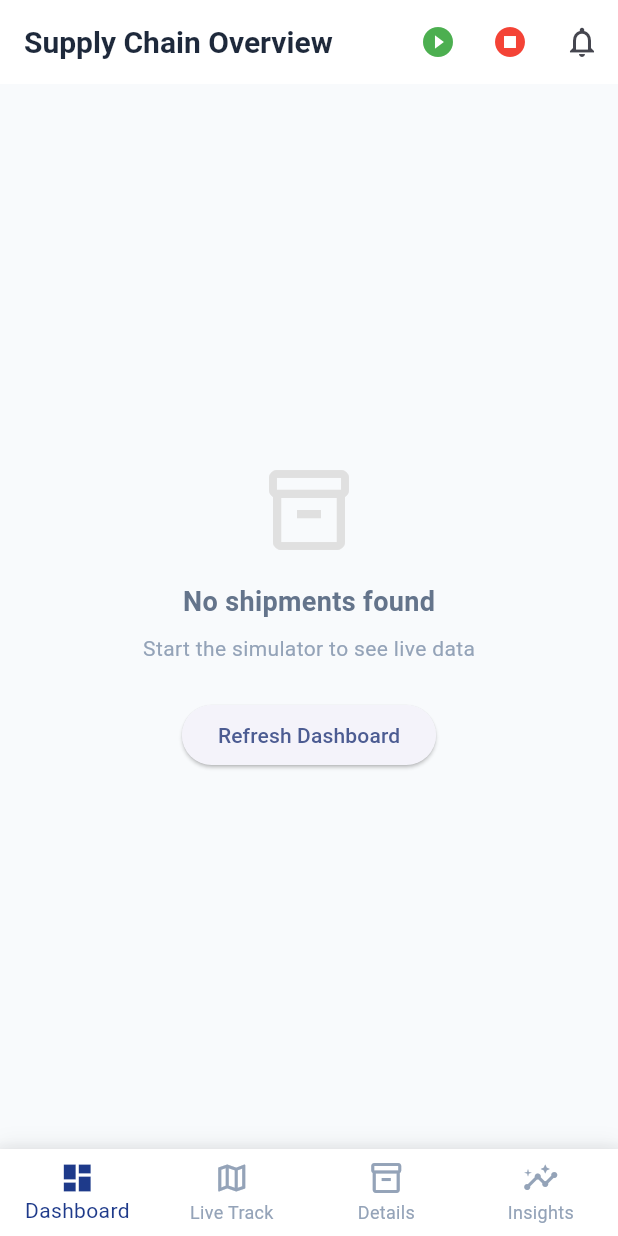
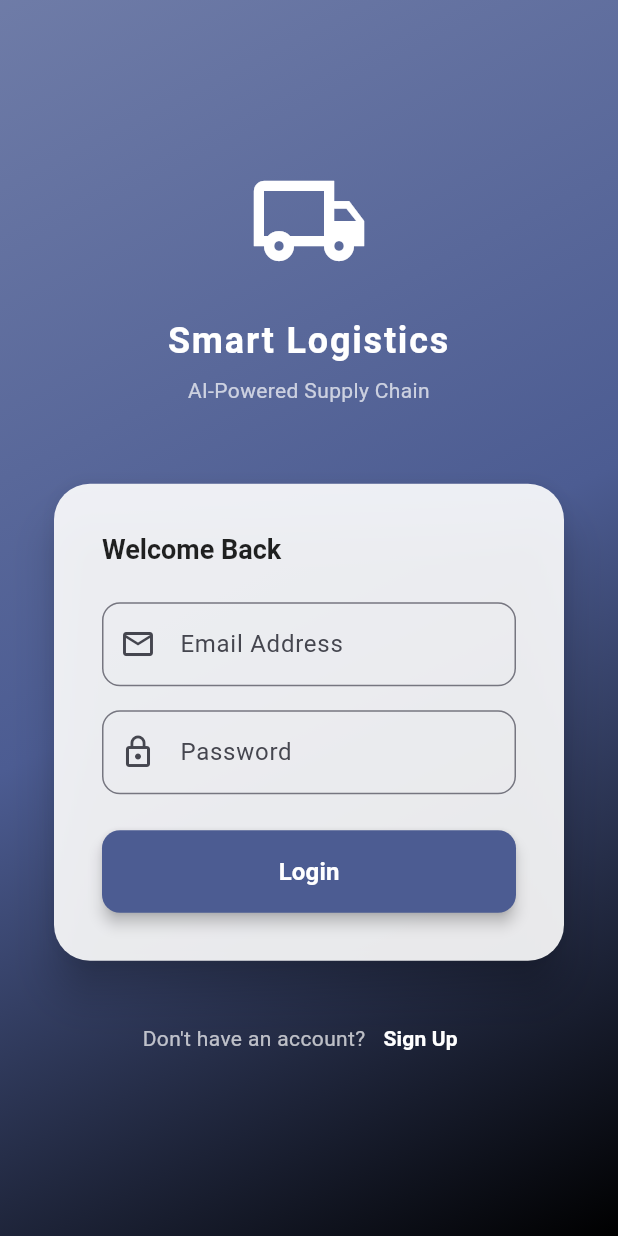
Before and after one commit to Ragavendra0604/Smart-Supply-Chain-Management, a Flutter app: the screen it shows after launch, on a phone screen of 412 x 824 dp. Run offline on Flutter 3.47's test engine with Material 3 defaults, Android fonts, the phone set to English and light mode, and no system bars; our stand-ins replace cloud_firestore, firebase_auth, firebase_core, google_maps_flutter; accounts and stored records are empty.

Commit message:
feat: transform prototype to production-grade AI logistics system
- Replaced rule-based logic with real RandomForest ML model for delay prediction
- Implemented Firebase Authentication middleware in API Gateway
- Transitions to event-driven architecture with async analysis
- Implemented data pipeline for prediction logging and retraining
- Added premium Login and Signup screens in Flutter
- Secured frontend-backend communication with Bearer tokens
- Modernized simulator to use events and authenticated requests

```diff
--- /dev/null
+++ b/frontend/lib/controllers/auth_controller.dart
@@ -0,0 +1,64 @@
+import 'package:flutter/material.dart';
+import 'package:firebase_auth/firebase_auth.dart';
+import '../services/auth_service.dart';
+
+class AuthController extends ChangeNotifier {
+  final AuthService _authService;
+  User? _user;
+  bool _isLoading = false;
+  String? _error;
+
+  AuthController({required AuthService authService}) : _authService = authService {
+    _authService.authStateChanges.listen((User? user) {
+      _user = user;
+      notifyListeners();
+    });
+  }
+
+  User? get user => _user;
+  bool get isAuthenticated => _user != null;
+  bool get isLoading => _isLoading;
+  String? get error => _error;
+
+  Future<bool> login(String email, String password) async {
+    _setLoading(true);
+    _error = null;
+    try {
+      await _authService.signIn(email, password);
+      _setLoading(false);
+      return true;
+    } catch (e) {
+      _error = e.toString();
+      _setLoading(false);
+      return false;
+    }
+  }
+
+  Future<bool> signup(String email, String password) async {
+    _setLoading(true);
+    _error = null;
+    try {
+      await _authService.signUp(email, password);
+      _setLoading(false);
+      return true;
+    } catch (e) {
+      _error = e.toString();
+      _setLoading(false);
+      return false;
+    }
+  }
+
+  Future<void> logout() async {
+    await _authService.signOut();
+  }
+
+  void _setLoading(bool value) {
+    _isLoading = value;
+    notifyListeners();
+  }
+
+  void clearError() {
+    _error = null;
+    notifyListeners();
+  }
+}
--- a/frontend/lib/main.dart
+++ b/frontend/lib/main.dart
@@ -10,6 +10,9 @@ import 'services/ai_service.dart';
 import 'services/api_service.dart';
 import 'services/firebase_service.dart';
 import 'services/location_service.dart';
+import 'services/auth_service.dart';
+import 'controllers/auth_controller.dart';
+import 'modules/auth/login_screen.dart';
 
 Future<void> main() async {
   WidgetsFlutterBinding.ensureInitialized();
@@ -20,7 +23,8 @@ Future<void> main() async {
     );
   }
 
-  final apiService = ApiService();
+  final authService = AuthService();
+  final apiService = ApiService(getToken: authService.getIdToken);
   final firebaseService = FirebaseService();
   final aiService = AiService(apiService);
   final locationService = LocationService(apiService);
@@ -28,6 +32,9 @@ Future<void> main() async {
   runApp(
     MultiProvider(
       providers: [
+        ChangeNotifierProvider(
+          create: (_) => AuthController(authService: authService),
+        ),
         ChangeNotifierProvider(
           create: (_) => DashboardController(
             apiService: apiService,
@@ -51,7 +58,22 @@ class LogisticsDashboardApp extends StatelessWidget {
       title: 'Smart Logistics',
       debugShowCheckedModeBanner: false,
       theme: AppTheme.light,
-      home: const MainNavigationWrapper(),
+      home: const AuthWrapper(),
     );
   }
 }
+
+class AuthWrapper extends StatelessWidget {
+  const AuthWrapper({super.key});
+
+  @override
+  Widget build(BuildContext context) {
+    final authController = context.watch<AuthController>();
+
+    if (authController.isAuthenticated) {
+      return const MainNavigationWrapper();
+    } else {
+      return const LoginScreen();
+    }
+  }
+}
--- /dev/null
+++ b/frontend/lib/modules/auth/login_screen.dart
@@ -0,0 +1,220 @@
+import 'package:flutter/material.dart';
+import 'package:provider/provider.dart';
+import '../../controllers/auth_controller.dart';
+import 'signup_screen.dart';
+
+class LoginScreen extends StatefulWidget {
+  const LoginScreen({super.key});
+
+  @override
+  State<LoginScreen> createState() => _LoginScreenState();
+}
+
+class _LoginScreenState extends State<LoginScreen> {
+  final _emailController = TextEditingController();
+  final _passwordController = TextEditingController();
+  final _formKey = GlobalKey<FormState>();
+
+  @override
+  void dispose() {
+    _emailController.dispose();
+    _passwordController.dispose();
+    super.dispose();
+  }
+
+  void _handleLogin() async {
+    if (_formKey.currentState?.validate() ?? false) {
+      final authController = context.read<AuthController>();
+      final success = await authController.login(
+        _emailController.text.trim(),
+        _passwordController.text,
+      );
+
+      if (!success && mounted) {
+        ScaffoldMessenger.of(context).showSnackBar(
+          SnackBar(
+            content: Text(authController.error ?? 'Login failed'),
+            backgroundColor: Colors.redAccent,
+          ),
+        );
+      }
+    }
+  }
+
+  @override
+  Widget build(BuildContext context) {
+    final authController = context.watch<AuthController>();
+    final theme = Theme.of(context);
+
+    return Scaffold(
+      body: Container(
+        decoration: BoxDecoration(
+          gradient: LinearGradient(
+            begin: Alignment.topLeft,
+            end: Alignment.bottomRight,
+            colors: [
+              theme.primaryColor.withOpacity(0.8),
+              theme.primaryColor,
+              Colors.black,
+            ],
+          ),
+        ),
+        child: Center(
+          child: SingleChildScrollView(
+            padding: const EdgeInsets.all(32.0),
+            child: ConstrainedBox(
+              constraints: const BoxConstraints(maxWidth: 400),
+              child: Column(
+                mainAxisAlignment: MainAxisAlignment.center,
+                crossAxisAlignment: CrossAxisAlignment.stretch,
+                children: [
+                  const Icon(
+                    Icons.local_shipping_outlined,
+                    size: 80,
+                    color: Colors.white,
+                  ),
+                  const SizedBox(height: 24),
+                  Text(
+                    'Smart Logistics',
+                    textAlign: TextAlign.center,
+                    style: theme.textTheme.headlineMedium?.copyWith(
+                      color: Colors.white,
+                      fontWeight: FontWeight.bold,
+                      letterSpacing: 1.2,
+                    ),
+                  ),
+                  const SizedBox(height: 8),
+                  Text(
+                    'AI-Powered Supply Chain',
+                    textAlign: TextAlign.center,
+                    style: theme.textTheme.bodyMedium?.copyWith(
+                      color: Colors.white70,
+                    ),
+                  ),
+                  const SizedBox(height: 48),
+                  Card(
+                    elevation: 12,
+                    shape: RoundedRectangleBorder(
+                      borderRadius: BorderRadius.circular(24),
+                    ),
+                    color: Colors.white.withOpacity(0.9),
+                    child: Padding(
+                      padding: const EdgeInsets.all(32.0),
+                      child: Form(
+                        key: _formKey,
+                        child: Column(
+                          crossAxisAlignment: CrossAxisAlignment.stretch,
+                          children: [
+                            Text(
+                              'Welcome Back',
+                              style: theme.textTheme.titleLarge?.copyWith(
+                                fontWeight: FontWeight.bold,
+                                color: Colors.black87,
+                              ),
+                            ),
+                            const SizedBox(height: 24),
+                            TextFormField(
+                              controller: _emailController,
+                              keyboardType: TextInputType.emailAddress,
+                              decoration: InputDecoration(
+                                labelText: 'Email Address',
+                                prefixIcon: const Icon(Icons.email_outlined),
+                                border: OutlineInputBorder(
+                                  borderRadius: BorderRadius.circular(12),
+                                ),
+                              ),
+                              validator: (value) {
+                                if (value == null || value.isEmpty) {
+                                  return 'Please enter your email';
+                                }
+                                return null;
+                              },
+                            ),
+                            const SizedBox(height: 16),
+                            TextFormField(
+                              controller: _passwordController,
+                              obscureText: true,
+                              decoration: InputDecoration(
+                                labelText: 'Password',
+                                prefixIcon: const Icon(Icons.lock_outline),
+                                border: OutlineInputBorder(
+                                  borderRadius: BorderRadius.circular(12),
+                                ),
+                              ),
+                              validator: (value) {
+                                if (value == null || value.isEmpty) {
+                                  return 'Please enter your password';
+                                }
+                                return null;
+                              },
+                            ),
+                            const SizedBox(height: 24),
+                            ElevatedButton(
+                              onPressed: authController.isLoading ? null : _handleLogin,
+                              style: ElevatedButton.styleFrom(
+                                padding: const EdgeInsets.symmetric(vertical: 16),
+                                shape: RoundedRectangleBorder(
+                                  borderRadius: BorderRadius.circular(12),
+                                ),
+                                backgroundColor: theme.primaryColor,
+                                foregroundColor: Colors.white,
+                                elevation: 4,
+                              ),
+                              child: authController.isLoading
+                                  ? const SizedBox(
+                                      height: 20,
+                                      width: 20,
+                                      child: CircularProgressIndicator(
+                                        strokeWidth: 2,
+                                        color: Colors.white,
+                                      ),
+                                    )
+                                  : const Text(
+                                      'Login',
+                                      style: TextStyle(
+                                        fontSize: 16,
+                                        fontWeight: FontWeight.bold,
+                                      ),
+                                    ),
+                            ),
+                          ],
+                        ),
+                      ),
+                    ),
+                  ),
+                  const SizedBox(height: 24),
+                  Row(
+                    mainAxisAlignment: MainAxisAlignment.center,
+                    children: [
+                      const Text(
+                        "Don't have an account?",
+                        style: TextStyle(color: Colors.white70),
+                      ),
+                      TextButton(
+                        onPressed: () {
+                          Navigator.push(
+                            context,
+                            MaterialPageRoute(
+                              builder: (context) => const SignupScreen(),
+                            ),
+                          );
+                        },
+                        child: const Text(
+                          'Sign Up',
+                          style: TextStyle(
+                            color: Colors.white,
+                            fontWeight: FontWeight.bold,
+                          ),
+                        ),
+                      ),
+                    ],
+                  ),
+                ],
+              ),
+            ),
+          ),
+        ),
+      ),
+    );
+  }
+}
--- /dev/null
+++ b/frontend/lib/services/auth_service.dart
@@ -0,0 +1,39 @@
+import 'package:firebase_auth/firebase_auth.dart';
+
+class AuthService {
+  final FirebaseAuth _auth = FirebaseAuth.instance;
+
+  Stream<User?> get authStateChanges => _auth.authStateChanges();
+
+  User? get currentUser => _auth.currentUser;
+
+  Future<UserCredential> signIn(String email, String password) async {
+    try {
+      return await _auth.signInWithEmailAndPassword(
+        email: email,
+        password: password,
+      );
+    } catch (e) {
+      rethrow;
+    }
+  }
+
+  Future<UserCredential> signUp(String email, String password) async {
+    try {
+      return await _auth.createUserWithEmailAndPassword(
+        email: email,
+        password: password,
+      );
+    } catch (e) {
+      rethrow;
+    }
+  }
+
+  Future<void> signOut() async {
+    await _auth.signOut();
+  }
+
+  Future<String?> getIdToken() async {
+    return await _auth.currentUser?.getIdToken();
+  }
+}
--- a/frontend/pubspec.yaml
+++ b/frontend/pubspec.yaml
@@ -36,6 +36,7 @@ dependencies:
   cloud_firestore: ^6.1.0
   cupertino_icons: ^1.0.8
   firebase_core: ^4.3.0
+  firebase_auth: ^6.2.0
   google_maps_flutter: ^2.15.0
   http: ^1.6.0
   provider: ^6.1.5+1
```
Also changed, not shown: frontend/lib/modules/auth/signup_screen.dart (added, +226 -0 lines), frontend/lib/services/api_service.dart (+22 -8 lines), frontend/pubspec.lock, 13 other files.
